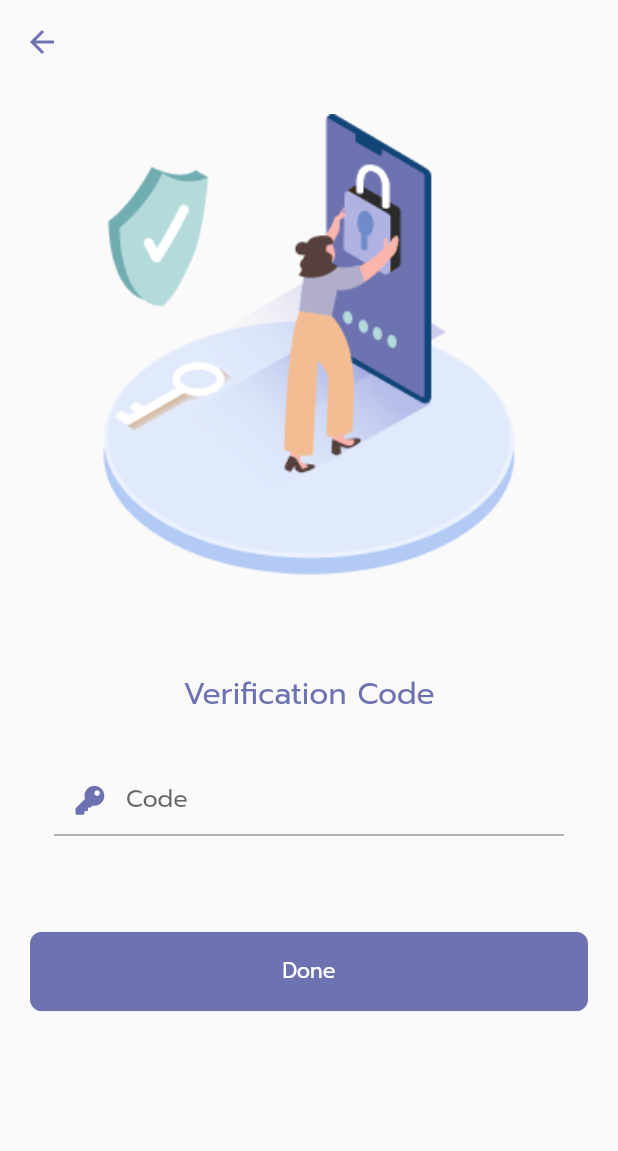
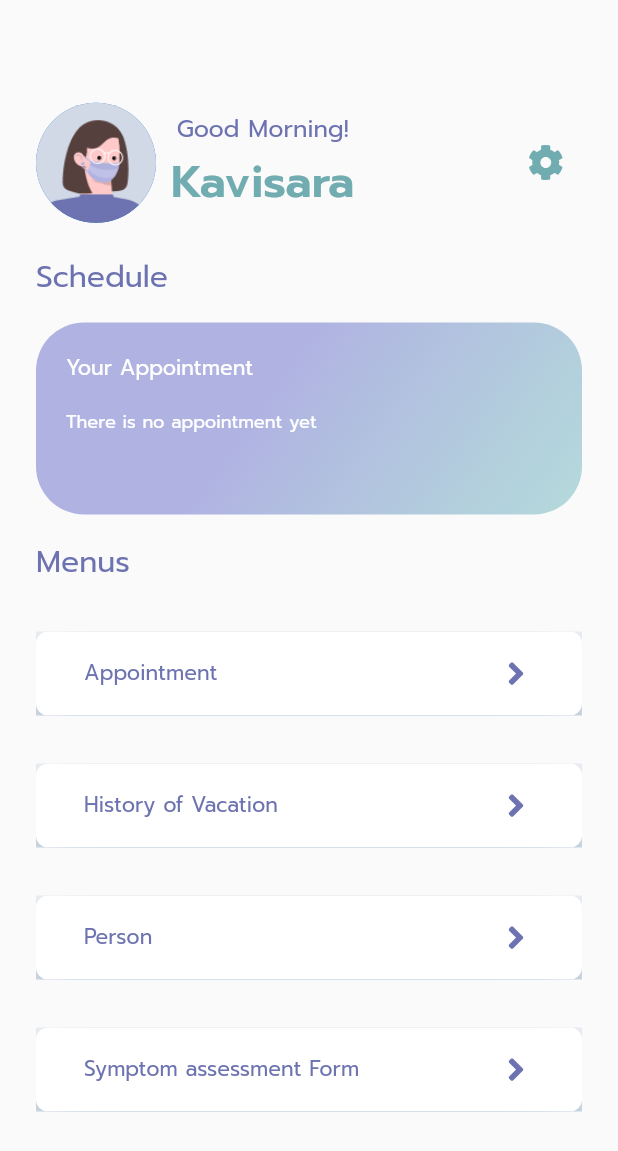
Before and after one commit to MeVaccine/MeVaccine, a Flutter app: the VerificationScreen screen opened by its route, after a tap on "Done", on a phone screen of 412 x 824 dp. Shown: the top 1151 px of the screen. Run offline on Flutter 3.47's test engine with Material 2 defaults, Android fonts, the light colour scheme and no system bars; our stand-ins replace flutter_multi_formatter, font_awesome_flutter; missing offline and left inert: searchable_dropdown.

Commit message:
[ADD] Landing Screen and Comment In each part

```diff
--- a/lib/main.dart
+++ b/lib/main.dart
@@ -5,6 +5,7 @@
 import './screen/register_Screen.dart';
 import './screen/register_detail_screen.dart';
 import './screen/verification_screen.dart';
+import './screen/landing_screen.dart';
 
 import 'config/color.dart';
 import './screen/Login_screen.dart';
@@ -26,11 +27,14 @@
         fontFamily: 'Prompt',
         primaryColor: primary01,
       ),
+      //หน้าแรกสุด
       home: LoginScreen(),
+      // Routes เอาไว้ ตอนไปหน้าอื่นก็จะมา assign routeName เอ่ไว้ตรงนี้ เพื่อบอกว่า routeName นี้ไปไหน
       routes: {
         RegisterScreen.routeName: (ctx) => RegisterScreen(),
         RegisterDetailScreen.routeName: (ctx) => RegisterDetailScreen(),
         VerificationScreen.routeName:(ctx)=> VerificationScreen(),
+        LandingScreen.routeName:(ctx)=> LandingScreen(),
 
       },
     );
--- a/lib/screen/Login_screen.dart
+++ b/lib/screen/Login_screen.dart
@@ -1,8 +1,8 @@
 import 'package:flutter/material.dart';
+import 'package:mevaccine/config/color.dart';
 import 'package:mevaccine/model/textType.dart';
 import '../widget/Logo/Logo_LoginScreen.dart';
 import '../widget/auth/LoginForm.dart';
-import '../config/color.dart';
 import '../config/constants.dart';
 import '../widget/text/mainText.dart';
 
@@ -10,6 +10,8 @@ class LoginScreen extends StatelessWidget {
   @override
   Widget build(BuildContext context) {
     return GestureDetector(
+      // Ontap นี้เอาไว้ ตอนที่เรากด พิม National ID หรือ PhoneNumber
+      // keyboardType number ของ Iphone มันไม่มีกดออก เราเลยต่้องตรวจสอบ ว่า user กดออกยังเลยมี GestureDetector
       onTap: () {
         FocusScope.of(context).requestFocus(FocusNode());
       },
@@ -24,7 +26,8 @@ class LoginScreen extends StatelessWidget {
                 crossAxisAlignment: CrossAxisAlignment.center,
                 children: [
                   LogoImage(),
-                  MainText('Login',text_type.bold),
+                  MainText('Login',text_type.bold,kFontSizeHeadline4,primary01),
+                  //Form กับ ปุ่มจะอยู่ใน LoginForm
                   LoginForm(),
                 ],
               ),
--- /dev/null
+++ b/lib/screen/landing_screen.dart
@@ -0,0 +1,32 @@
+import 'package:flutter/material.dart';
+import 'package:mevaccine/config/color.dart';
+import 'package:mevaccine/model/textType.dart';
+import 'package:mevaccine/widget/text/mainText.dart';
+import '../config/constants.dart';
+import '../widget/layout/profile.dart';
+import '../widget/layout/your_appointment.dart';
+import '../widget/layout/menu.dart';
+
+class LandingScreen extends StatelessWidget {
+  static const routeName = '/landing-screen';
+  @override
+  Widget build(BuildContext context) {
+    return Scaffold(
+      body: Container(
+        padding: const EdgeInsets.symmetric(horizontal: kSizeS*1.5,vertical: kSizeL),
+        height: double.infinity,
+        width: double.infinity,
+        child: Column(
+          crossAxisAlignment: CrossAxisAlignment.start,
+          children: [
+            Profile(),
+            kSizedBoxS,
+            MainText('Schedule', text_type.regular,kFontSizeHeadline4,primary01),
+            YourAppointment(),
+            Menu()
+          ],
+        ),
+      ),
+    );
+  }
+}
--- a/lib/screen/register_Screen.dart
+++ b/lib/screen/register_Screen.dart
@@ -10,12 +10,14 @@ class RegisterScreen extends StatelessWidget {
   Widget build(BuildContext context) {
     return GestureDetector(
       onTap: () {
+        //อธิบาย ในหน้า loginไปละ
         FocusScope.of(context).requestFocus(FocusNode());
       },
       child: Scaffold(
         appBar: AppBar(
           backgroundColor: Colors.transparent,
           elevation: 0,
+          // สี icon appbar
           iconTheme: const IconThemeData(color: primary01),
         ),
         body: Container(
--- a/lib/screen/register_detail_screen.dart
+++ b/lib/screen/register_detail_screen.dart
@@ -31,17 +31,19 @@ class _RegisterDetailScreenState extends State<RegisterDetailScreen> {
           child: SingleChildScrollView(
             child: Column(
               children: [
+                // ตอนแรกมีปัญหา app bar อนู่ใน scaffold เลื่อนแล้ว appbar บัง เลยทำเป็น widget ตัวหนึ่งไปเลย
                 AppBar(
                   backgroundColor: Colors.transparent,
                   foregroundColor: Colors.transparent,
                   shadowColor: Colors.transparent,
                   iconTheme: const IconThemeData(color: Colors.black),
                 ),
-                MainText('Register',text_type.bold),
+                // ข้างล่างนี้กห็ ฟอร์ม ต่างๆ
+                MainText('Register', text_type.bold,kFontSizeHeadline4,primary01),
                 kSizedBoxVerticalS,
                 LogoMedkit(),
                 kSizedBoxVerticalS,
-                MainText('Personal Information',text_type.regular),
+                MainText('Personal Information', text_type.regular,kFontSizeHeadline4,primary01),
                 RegisterTextForm(
                   label: 'MR',
                   type: RegsiterTextFormType.nothing,
@@ -67,16 +69,17 @@ class _RegisterDetailScreenState extends State<RegisterDetailScreen> {
                     label: 'Phone Number',
                     type: RegsiterTextFormType.nothing,
                     active: RegisterActiveType.enable),
-                MainText('Address',text_type.regular),
+                MainText('Address', text_type.regular,kFontSizeHeadline4,primary01),
                 RegisterTextForm(
                   label: 'Province',
                   type: RegsiterTextFormType.nothing,
                   active: RegisterActiveType.enable,
                 ),
+                //SerachAbleDropDown  ยังไม่ได้ทำ searchFN
                 Padding(
                   padding: const EdgeInsets.symmetric(
                       horizontal: kSizeS, vertical: kSizeM),
-                  child: SearchableDropdown(
+                  child: SearchableDropdown.single(
                     items: data.map((e) {
                       return DropdownMenuItem<dynamic>(
                         child: Text(e),
--- a/lib/screen/verification_screen.dart
+++ b/lib/screen/verification_screen.dart
@@ -6,33 +6,45 @@ import '../widget/Logo/logo_verification.dart';
 import '../widget/text/mainText.dart';
 import '../widget/auth/verificationTextFormField.dart';
 import '../widget/button/primaryButton.dart';
+import '../screen/landing_screen.dart';
 
 class VerificationScreen extends StatelessWidget {
   static const routeName = '/verification';
   @override
   Widget build(BuildContext context) {
     return Scaffold(
+      // set Colors.transparent เพื่อจะให้สี appbar กลมกลืน
+      //elevation เพื่อ shadow เป็น 0
       appBar: AppBar(
         backgroundColor: Colors.transparent,
         elevation: 0,
         iconTheme: const IconThemeData(color: primary01),
       ),
       body: Container(
-        padding: EdgeInsets.all(20),
+        padding: const EdgeInsets.all(20),
         width: double.infinity,
         height: double.infinity,
+        // ตอนกดพิมจะได้เลื่อนหน้าจอได้่
         child: SingleChildScrollView(
           child: Column(
             children: [
               LogoVerification(),
               kSizedBoxL,
-              MainText('Verification Code',text_type.regular),
+              MainText('Verification Code', text_type.regular,kFontSizeHeadline4,primary01),
               kSizedBoxM,
               VerificationTextFormField('Code'),
-              kSizedBoxL,
+              kSizedBoxS,
+              const Text('Enter the code we sent to your number at'),
+              Container(
+                padding: const EdgeInsets.symmetric(horizontal:kSizeS*1.3),
+                  alignment: Alignment.centerLeft,
+                  child: const Text(
+                    'xxx-xxx-xxxx',
+                  )),
+              kSizedBoxM,
               PrimaryButton(
                 text: 'Done',
-                onPressed: () {},
+                onPressed: () {Navigator.of(context).pushReplacementNamed(LandingScreen.routeName);},
               ),
             ],
           ),
--- a/lib/widget/auth/authTextFormField.dart
+++ b/lib/widget/auth/authTextFormField.dart
@@ -20,6 +20,7 @@ class AuthTextForm extends StatefulWidget {
 }
 
 class _AuthTextFormState extends State<AuthTextForm> {
+  //เช็ค type enum ต่างๆ
   bool isNation() {
     return (widget.type == AuthTextFormType.nationId);
   }
@@ -36,6 +37,7 @@ class _AuthTextFormState extends State<AuthTextForm> {
   Widget build(BuildContext context) {
     return TextFormField(
       validator: (val) {
+        //เช็ค Validate
         if (val!.isEmpty) {
           return '${widget.label} is required';
         }
--- a/lib/widget/auth/register-Form.dart
+++ b/lib/widget/auth/register-Form.dart
@@ -1,4 +1,5 @@
 import 'package:flutter/material.dart';
+import 'package:mevaccine/config/color.dart';
 import 'package:mevaccine/config/constants.dart';
 import 'package:mevaccine/model/authType.dart';
 import 'package:mevaccine/model/textType.dart';
@@ -27,7 +28,7 @@ class _RegisterFormState extends State<RegisterForm> {
         key: _formKey,
         child: Column(
           children: [
-            MainText('Register',text_type.bold),
+            MainText('Register',text_type.bold,kFontSizeHeadline4,primary01),
             kSizedBoxVerticalS,
             AuthTextForm(
               label: 'National ID',
--- /dev/null
+++ b/lib/widget/button/menus_navigator.dart
@@ -0,0 +1,53 @@
+import 'package:flutter/material.dart';
+import 'package:mevaccine/config/color.dart';
+import 'package:mevaccine/config/constants.dart';
+import 'package:font_awesome_flutter/font_awesome_flutter.dart';
+
+class MenuNavigator extends StatelessWidget {
+  final String text;
+  final Function onPressed;
+  MenuNavigator({required this.text, required this.onPressed});
+  @override
+  Widget build(BuildContext context) {
+    return Material(
+      type: MaterialType.transparency,
+      child: Ink(
+        width: double.infinity,
+        decoration: _buildBoxDecoration(context),
+        child: _buildContent(context),
+      ),
+    );
+  }
+
+  Widget _buildContent(BuildContext context) {
+    return InkWell(
+      onTap: () => onPressed(),
+      child: Padding(
+        padding:
+            const EdgeInsets.symmetric(vertical: kSizeS, horizontal: kSizeM),
+        child: Row(mainAxisAlignment: MainAxisAlignment.spaceBetween, children: [
+          Text(
+            text,
+            textAlign: TextAlign.center,
+            style: const TextStyle(color: primary01),
+          ),
+          const Icon(
+            FontAwesomeIcons.angleRight,
+            color: primary01,
+          )
+        ]),
+      ),
+    );
+  }
+
+  BoxDecoration _buildBoxDecoration(BuildContext context) {
+    return const BoxDecoration(
+      color: white,
+      borderRadius: kBorderRadiusXS,
+      boxShadow: [
+        BoxShadow(
+            color: Color(0xFF7090B0), blurRadius: 40.0, offset: Offset(0, 16.0))
+      ],
+    );
+  }
+}
--- /dev/null
+++ b/lib/widget/layout/menu.dart
@@ -0,0 +1,43 @@
+import 'package:flutter/material.dart';
+import 'package:mevaccine/config/color.dart';
+import 'package:mevaccine/config/constants.dart';
+import 'package:mevaccine/model/textType.dart';
+import 'package:mevaccine/widget/text/mainText.dart';
+import '../button/menus_navigator.dart';
+
+class Menu extends StatelessWidget {
+  @override
+  Widget build(BuildContext context) {
+    return Container(
+      child: Column(
+        children: [
+          Container(
+            alignment: Alignment.topLeft,
+            child: MainText(
+                'Menus', text_type.regular, kFontSizeHeadline4, primary01),
+          ),
+          kSizedBoxVerticalM,
+          MenuNavigator(
+            text: 'Appointment',
+            onPressed: () {},
+          ),
+          kSizedBoxM,
+           MenuNavigator(
+            text: 'History of Vacation',
+            onPressed: () {},
+          ),
+          kSizedBoxM,
+           MenuNavigator(
+            text: 'Person',
+            onPressed: () {},
+          ),
+          kSizedBoxM,
+           MenuNavigator(
+            text: 'Symptom assessment Form',
+            onPressed: () {},
+          ),
+        ],
+      ),
+    );
+  }
+}
--- /dev/null
+++ b/lib/widget/layout/profile.dart
@@ -0,0 +1,39 @@
+import 'package:flutter/material.dart';
+import 'package:font_awesome_flutter/font_awesome_flutter.dart';
+import '../../config/color.dart';
+import '../../config/constants.dart';
+import '../text/mainText.dart';
+import '../text/profile_text.dart';
+import '../../model/textType.dart';
+
+class Profile extends StatelessWidget {
+  @override
+  Widget build(BuildContext context) {
+    return Row(
+      mainAxisAlignment: MainAxisAlignment.spaceBetween,
+      children: [
+        Row(children: [
+          const CircleAvatar(
+            backgroundImage: AssetImage(
+              'assets/images/user-profile.png',
+            ),
+            radius: kSizeS * 2.5,
+          ),
+          Container(
+            padding: const EdgeInsets.all(10),
+            child: Column(
+              mainAxisAlignment: MainAxisAlignment.center,
+              children: [
+              MainText('Good Morning!', text_type.regular,kFontSizeHeadline4*0.8,primary01),
+              ProfileText('Kavisara', accent02,kFontSizeHeadline2),
+            ]),
+          ),
+        ]),
+        IconButton(
+          icon: const Icon(FontAwesomeIcons.cog,color: accent02,),
+          onPressed: () {},
+        )
+      ],
+    );
+  }
+}
--- /dev/null
+++ b/lib/widget/layout/your_appointment.dart
@@ -0,0 +1,35 @@
+import 'package:flutter/material.dart';
+import 'package:mevaccine/config/color.dart';
+import 'package:mevaccine/config/constants.dart';
+import 'package:mevaccine/model/textType.dart';
+import '../text/mainText.dart';
+
+class YourAppointment extends StatelessWidget {
+  @override
+  Widget build(BuildContext context) {
+    return Container(
+      margin: const EdgeInsets.symmetric(vertical: kSizeS),
+      width: kSizeXXL * 2,
+      height: kSizeL * 2,
+      padding: const EdgeInsets.all(20),
+      decoration: const BoxDecoration(
+        borderRadius:kBorderRadiusM,
+        gradient:  LinearGradient(
+            colors: [Color(0xFFB0B2E2), Color(0xFFB2C7DE), Color(0xFFB4DADB)],
+            stops: [0.0, 0.5,1.0],
+            begin: FractionalOffset.topCenter,
+            end: FractionalOffset.bottomRight),
+      ),
+      child: Column(
+        crossAxisAlignment: CrossAxisAlignment.start,
+        children: [
+          MainText(
+              'Your Appointment', text_type.regular, kFontSizeHeadline4 * 0.7,white),
+          kSizedBoxS,
+          MainText('There is no appointment yet ', text_type.regular,
+              kFontSizeHeadline4 * 0.6,white)
+        ],
+      ),
+    );
+  }
+}
--- a/lib/widget/text/mainText.dart
+++ b/lib/widget/text/mainText.dart
@@ -6,7 +6,10 @@ import '../../model/textType.dart';
 class MainText extends StatelessWidget {
   final String text;
   final text_type type;
-  MainText(this.text, this.type);
+  final double size;
+  final Color color;
+  MainText(this.text, this.type,this.size,this.color);
+  //เช็ค Type enum
   bool isBold() {
     return (type == text_type.bold);
   }
@@ -16,9 +19,10 @@ class MainText extends StatelessWidget {
     return Text(
       text,
       style: TextStyle(
-          color: primary01,
-          fontSize: kFontSizeHeadline4,
-          fontWeight: isBold() ? FontWeight.bold : null,
+          color: color,
+          fontSize: size,
+          // แล้วก็เช็คแบบนี้เลย isBold() true? then .....   or false then :  .....
+          fontWeight: isBold() ? FontWeight.bold : FontWeight.w200,
           fontFamily: 'Prompt'),
     );
   }
--- /dev/null
+++ b/lib/widget/text/profile_text.dart
@@ -0,0 +1,16 @@
+import 'package:flutter/material.dart';
+import '../../config/constants.dart';
+
+class ProfileText extends StatelessWidget {
+  final String text;
+  final Color color;
+  final double size;
+  ProfileText(this.text, this.color,this.size);
+  @override
+  Widget build(BuildContext context) {
+    return Text(
+      text,
+      style: TextStyle(color: color, fontSize: size,fontWeight: FontWeight.w600),
+    );
+  }
+}
```
Also changed, not shown: lib/widget/auth/LoginForm.dart (+6 -1 lines), pubspec.yaml (+5 -4 lines), assets/images/user-profile.png (added), 3 other files.
